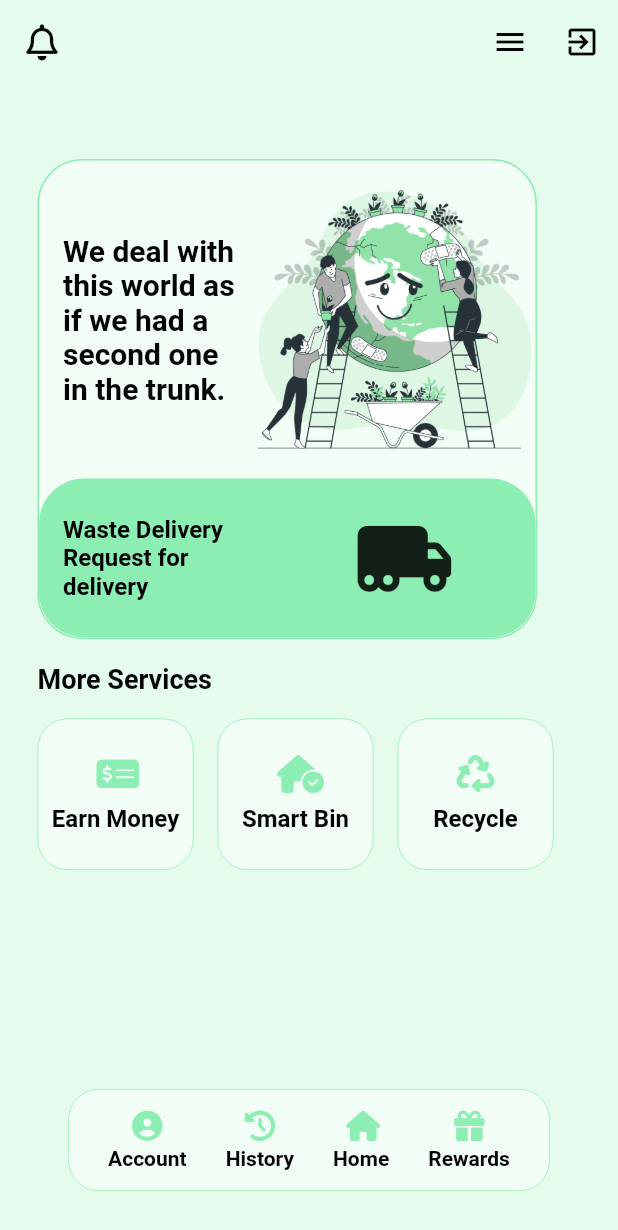
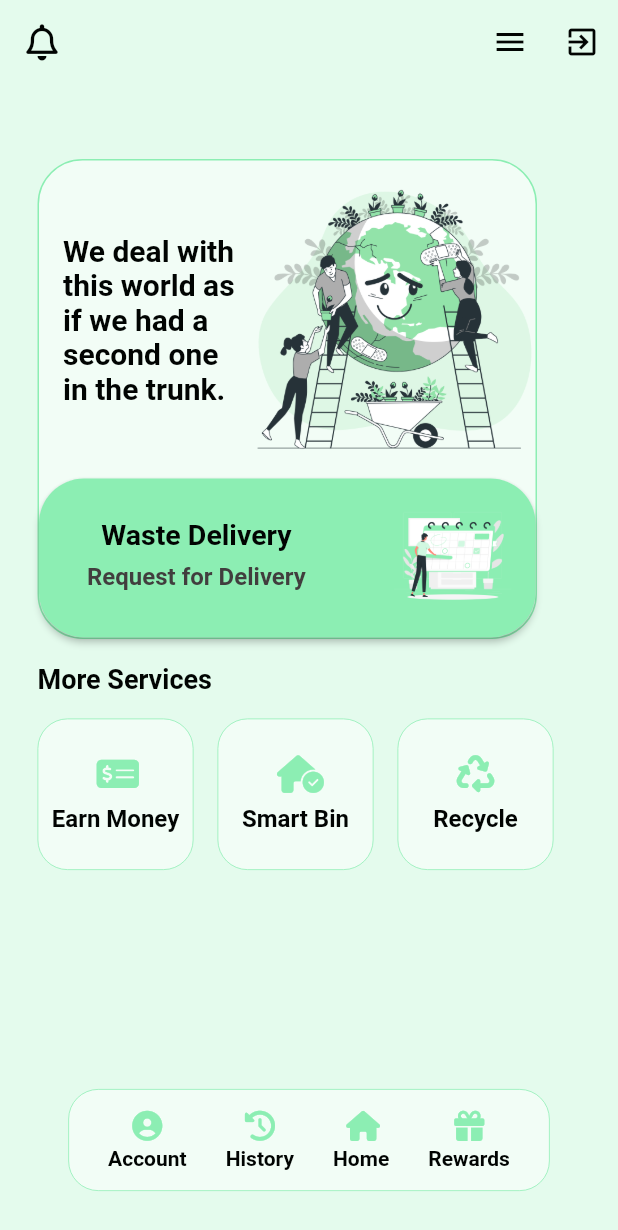
Before and after one commit to mgs042/LBMW, a Flutter app: the MainScreen screen opened directly, on a phone screen of 412 x 824 dp. Shown: the top 1230 px of the screen. Run offline on Flutter 3.47's test engine with Material 2 defaults, Android fonts, the phone set to English and light mode, and no system bars; our stand-ins replace cloud_firestore, country_picker, date_picker_timeline, firebase_auth, firebase_core, firebase_storage and 7 more; missing offline and left inert: razorpay_flutter; accounts and stored records are empty.

Commit message:
Modified MainScreen Button

```diff
--- a/lib/screens/main_screen.dart
+++ b/lib/screens/main_screen.dart
@@ -90,33 +90,50 @@ class MainScreen extends StatelessWidget {
                   ),
                   Expanded(
                     flex: 1,
-                    child: GestureDetector(
-                      onTap: () {
+                    child: ElevatedButton(
+                      onPressed: () {
                         Navigator.push(
                           context,
                           MaterialPageRoute(
                               builder: (context) => RequestScreen()),
                         );
                       },
-                      child: Container(
-                        decoration: BoxDecoration(
+                      style: ElevatedButton.styleFrom(
+                        shape: RoundedRectangleBorder(
                           borderRadius: BorderRadius.circular(30),
-                          color: Color(0xff8CEEB3),
+                        ),
+                        backgroundColor: Color(0xff8CEEB3),
                       ),
                       child: Row(
                         children: [
                           Expanded(
-                              flex: 2,
+                            flex: 4,
                             child: Container(
                               alignment: Alignment.centerLeft,
-                                padding: EdgeInsets.only(left: 16),
-                                child: Text(
-                                  'Waste Delivery Request for delivery',
+                              padding: EdgeInsets.only(left: 16, top: 26),
+                              child: Column(
+                                crossAxisAlignment: CrossAxisAlignment.center,
+                                children: [
+                                  Text(
+                                    'Waste Delivery',
                                     style: TextStyle(
-                                    color: Colors.black,
+                                      color: Color(0xff010402),
+                                      fontWeight: FontWeight.bold,
+                                      fontSize: 19,
+                                    ),
+                                  ),
+                                  SizedBox(
+                                      height:
+                                          8), // Add spacing between the texts
+                                  Text(
+                                    'Request for Delivery',
+                                    style: TextStyle(
+                                      color: Color.fromARGB(255, 65, 62, 62),
                                       fontWeight: FontWeight.bold,
                                       fontSize: 16,
                                     ),
+                                  ),
+                                ],
                               ),
                             ),
                           ),
@@ -125,16 +142,14 @@ class MainScreen extends StatelessWidget {
                             child: ClipRRect(
                               borderRadius: BorderRadius.circular(20),
                               child: Padding(
-                                  padding: const EdgeInsets.only(left: 80),
-                                  child: FaIcon(
-                                    FontAwesomeIcons.truckMoving,
-                                    size: 50,
+                                padding: const EdgeInsets.only(left: 50),
+                                child: Image.asset(
+                                  'assets/Schedule.png',
                                 ),
                               ),
                             ),
                           ),
                         ],
-                        ),
                       ),
                     ),
                   ),
```
Also changed, not shown: assets/Schedule.png (added), pubspec.lock. Lines whose indentation alone changed are shown as unchanged.
